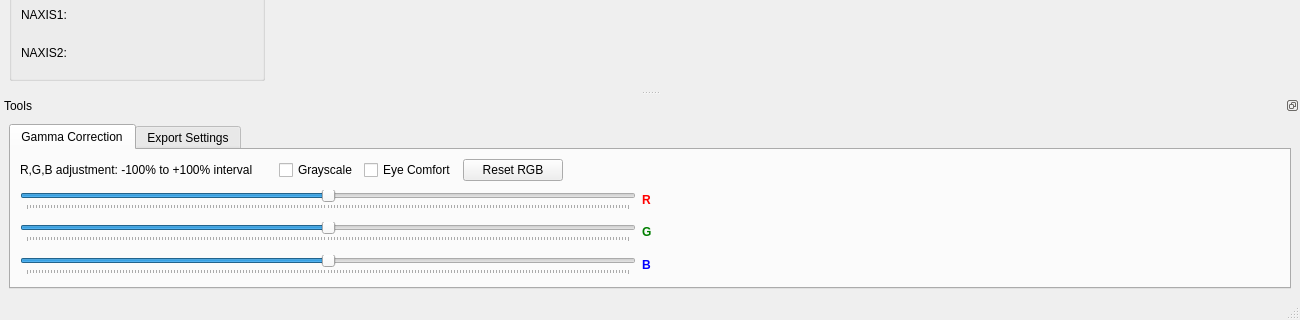
Before: the Qt Designer form mainwindow.ui in surhh/nfitsview, drawn with Qt 5; both pictures show x 0 to 1300 and y 400 to 720 of the 1300 by 720 pixel window.
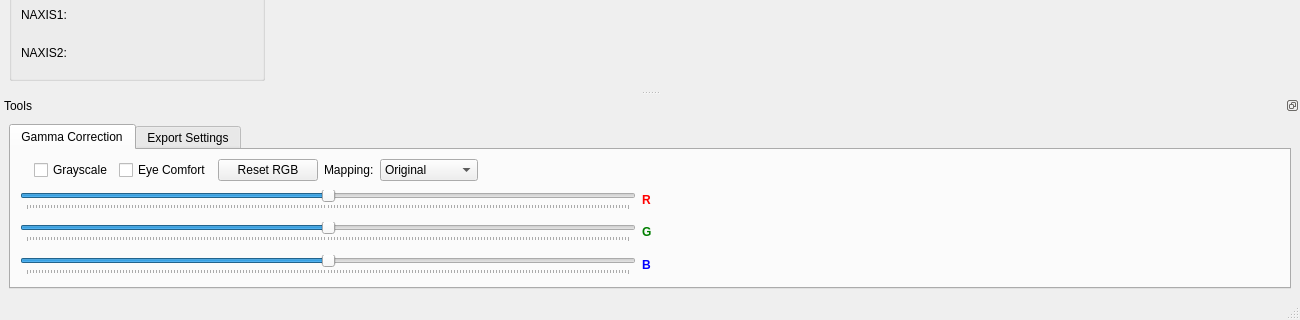
After: the same form once the commit is applied. Icons and pictures are not drawn. Custom widgets are drawn as their Qt base class.

Commit message: Added 32/64-bit floating point color mapping modes (includes lots of changes)

Diff of the .ui file:
```diff
--- a/mainwindow.ui
+++ b/mainwindow.ui
@@ -293,7 +293,7 @@
                   </size>
                  </property>
                  <property name="text">
-                  <string>R,G,B adjustment: -100% to +100% interval</string>
+                  <string/>
                  </property>
                 </widget>
                </item>
@@ -307,7 +307,7 @@
                  </property>
                  <property name="sizeHint" stdset="0">
                   <size>
-                   <width>20</width>
+                   <width>1</width>
                    <height>20</height>
                   </size>
                  </property>
@@ -358,6 +358,37 @@
                  </property>
                 </widget>
                </item>
+               <item>
+                <widget class="QLabel" name="labelMappping">
+                 <property name="text">
+                  <string>Mapping:</string>
+                 </property>
+                </widget>
+               </item>
+               <item>
+                <widget class="QComboBox" name="comboBoxMapping">
+                 <item>
+                  <property name="text">
+                   <string>Original</string>
+                  </property>
+                 </item>
+                 <item>
+                  <property name="text">
+                   <string>Linear: [0,1]</string>
+                  </property>
+                 </item>
+                 <item>
+                  <property name="text">
+                   <string>Linear: [-1,1]</string>
+                  </property>
+                 </item>
+                 <item>
+                  <property name="text">
+                   <string>Linear: [-1,0]</string>
+                  </property>
+                 </item>
+                </widget>
+               </item>
                <item>
                 <spacer name="horizontalSpacer_3">
                  <property name="orientation">
```
Left out of the diff: 4 changed lines with no effect on the pictures. The commit also changes 12 other files.
